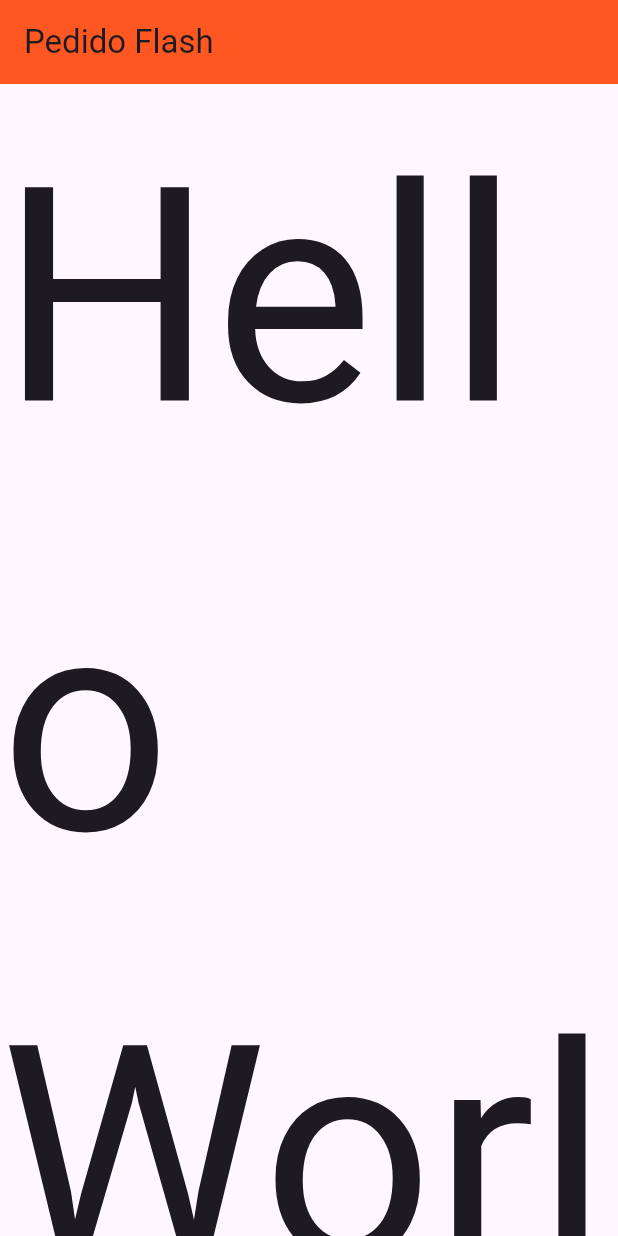
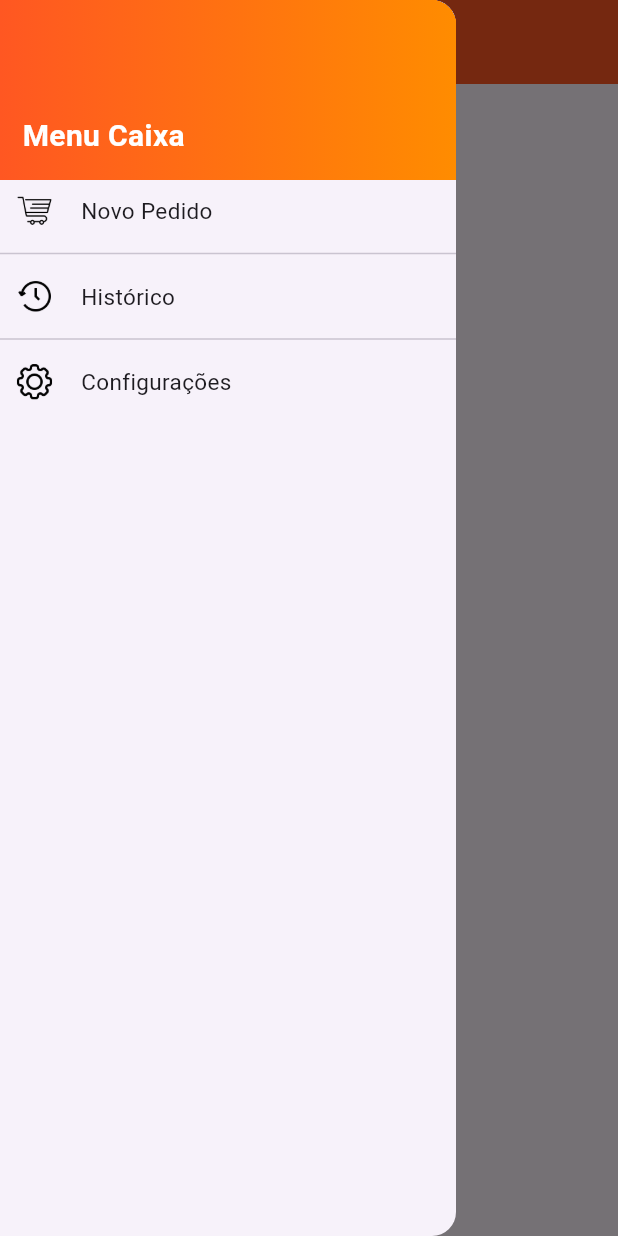
Before and after one commit to brendobrito2002/dam-atividades-2026, a Flutter app: the screen it shows after launch, with the side drawer open (before the commit the screen has no drawer), on a phone screen of 412 x 824 dp. Run offline on Flutter 3.47's test engine with Material 3 defaults, Android fonts, the phone set to English and light mode, and no system bars.

Commit message:
feat(4,5,6): adicionado drawer, com gradiente no cabecalho e alguns itens

```diff
--- a/atividade_01_layout_pedido_flash/lib/main.dart
+++ b/atividade_01_layout_pedido_flash/lib/main.dart
@@ -17,7 +17,7 @@ class MainApp extends StatelessWidget {
         ),
         textTheme: const TextTheme(
           bodyMedium: TextStyle(
-            fontSize: 200
+            fontSize: 20
           )
         )
       ),
@@ -27,6 +27,71 @@ class MainApp extends StatelessWidget {
         appBar: AppBar(
           title: Text("Pedido Flash")
         ),
+        drawer: Drawer(
+          child: Column(
+            children: [
+              Container(
+                decoration: BoxDecoration(
+                  gradient: LinearGradient(
+                    colors: [Color(0xFFFF5722), Color(0xFFFF8C00)]
+                  )
+                ),
+                width: 350, height: 120,
+                child: Align(
+                  alignment: Alignment.bottomLeft,
+                  child: Padding(
+                    padding: const EdgeInsets.all(15.0),
+                    child: Text("Menu Caixa", style: TextStyle(color: Colors.white, fontWeight: FontWeight.bold))
+                  ),
+                ),
+              ),
+              Container(
+                child: Column(
+                  children: [
+                    Row(
+                      children: [
+                        Padding(
+                          padding: const EdgeInsets.all(8.0),
+                          child: Image.asset("assets/car.png", width: 30, height: 25),
+                        ),
+                        Padding(
+                          padding: const EdgeInsets.all(8.0),
+                          child: Text("Novo Pedido", style: TextStyle(fontSize: 15)),
+                        ),
+                      ]
+                    ),
+                    Divider(),
+                    Row(
+                      children: [
+                        Padding(
+                          padding: const EdgeInsets.all(8.0),
+                          child: Image.asset("assets/historical.png", width: 30, height: 25),
+                        ),
+                        Padding(
+                          padding: const EdgeInsets.all(8.0),
+                          child: Text("Histórico", style: TextStyle(fontSize: 15)),
+                        ),
+                      ]
+                    ),
+                    Divider(),
+                    Row(
+                      children: [
+                        Padding(
+                          padding: const EdgeInsets.all(8.0),
+                          child: Image.asset("assets/setting.png", width: 30, height: 25),
+                        ),
+                        Padding(
+                          padding: const EdgeInsets.all(8.0),
+                          child: Text("Configurações", style: TextStyle(fontSize: 15)),
+                        ),
+                      ]
+                    ),
+                  ],
+                )
+              )
+            ],
+          ),
+        ),
         body: Center(
           child: Text('Hello World!'),
         ),
--- a/atividade_01_layout_pedido_flash/pubspec.yaml
+++ b/atividade_01_layout_pedido_flash/pubspec.yaml
@@ -17,3 +17,6 @@ dev_dependencies:
 
 flutter:
   uses-material-design: true
+
+  assets:
+    - assets/
```
Also changed, not shown: atividade_01_layout_pedido_flash/assets/car.png (added), atividade_01_layout_pedido_flash/assets/historical.png (added), atividade_01_layout_pedido_flash/assets/setting.png (added).
